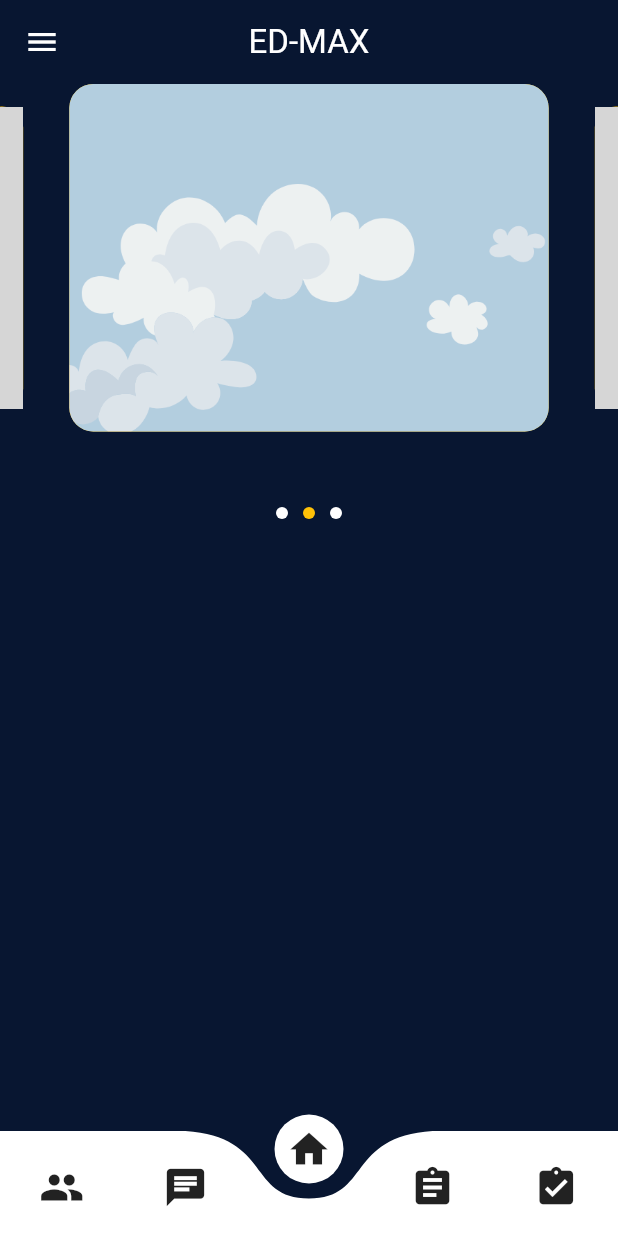
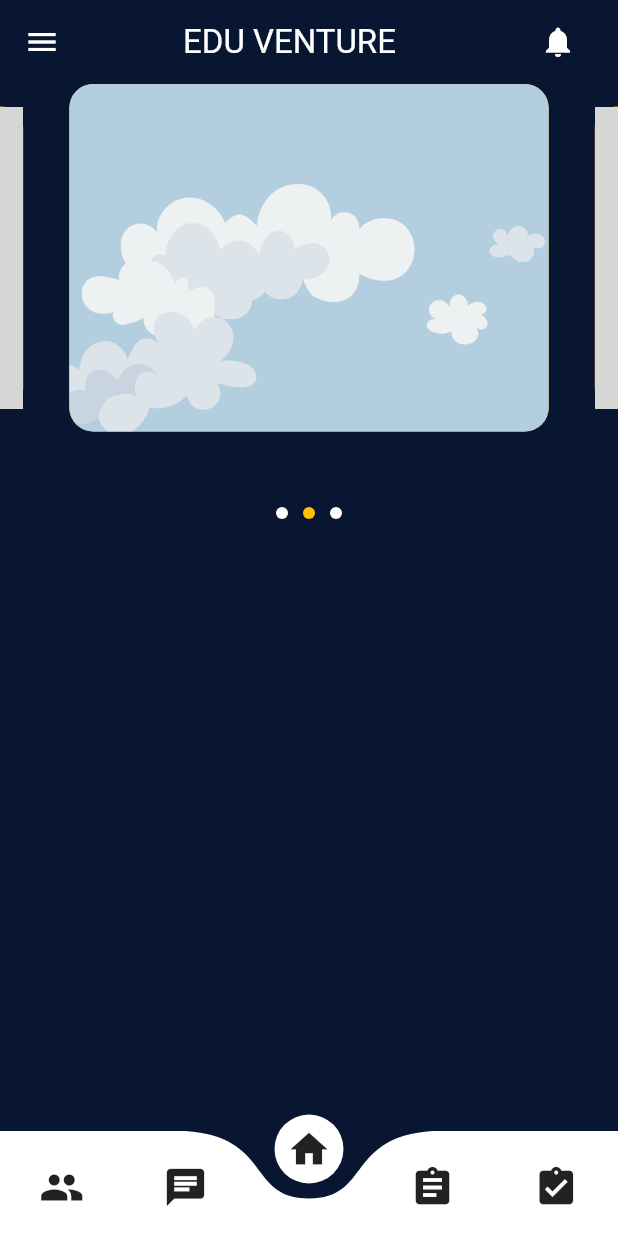
Before and after one commit to Nikhil882/ED-MAX, a Flutter app: the HomeScreen screen opened by its route, on a phone screen of 412 x 824 dp. Run offline on Flutter 3.47's test engine with Material 3 defaults, Android fonts, the phone set to English and light mode, and no system bars; drawn by our look-alikes of carousel_slider, curved_navigation_bar; our stand-ins replace cloud_firestore, firebase_auth, firebase_core, firebase_messaging, firebase_storage, flutter_local_notifications and 2 more; accounts and stored records are empty; grey boxes are pictures that could not be loaded.

Commit message:
Notification

```diff
--- a/lib/main.dart
+++ b/lib/main.dart
@@ -48,7 +48,9 @@ class MyApp extends StatelessWidget {
         textTheme: Theme.of(context).textTheme.apply(
           bodyColor: Colors.white,
           displayColor: Colors.white,
+          decorationColor: backgroundColor,
         ),
+        dividerColor: Colors.white,
       ),
     );
   }
--- a/lib/screens/homeScreen.dart
+++ b/lib/screens/homeScreen.dart
@@ -8,6 +8,7 @@ import 'package:get/get.dart';
 import 'login.dart';
 import '../utils/colors.dart';
 import '../constants/strings.dart';
+import 'notifications.dart';
 
 class HomeScreen extends StatefulWidget {
   const HomeScreen({super.key});
@@ -22,10 +23,23 @@ class _HomeScreenState extends State<HomeScreen> {
   Widget build(BuildContext context) {
     return Scaffold(
       appBar: AppBar(
-        title: const Text(
-            "ED-MAX",
-          style: TextStyle(
-            color: Colors.white,
+        title: Padding(
+          padding: const EdgeInsets.fromLTRB(50.0, 0,0,0),
+          child: Row(
+            mainAxisAlignment: MainAxisAlignment.spaceBetween,
+            children: [
+              const Text(
+                  "EDU VENTURE",
+                style: TextStyle(
+                  color: Colors.white,
+                ),
+                // textAlign: TextAlign.center,
+              ),
+              IconButton(
+                icon: const Icon(Icons.notifications),
+                onPressed: () => Get.to(const Notifications()),
+              )
+            ],
           ),
         ),
         centerTitle: true,
```
Also changed, not shown: lib/screens/notifications.dart (added, +101 -0 lines).
